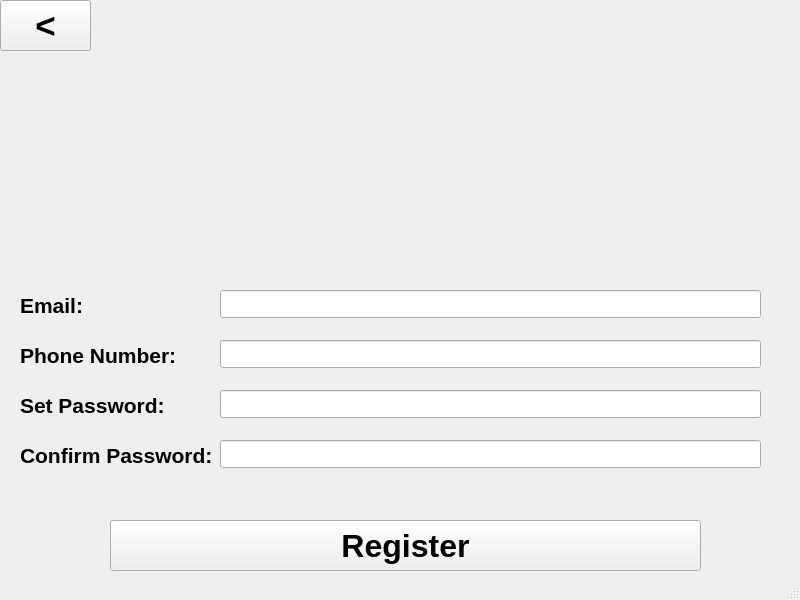
Before: the Qt Designer form registerPage.ui in anuragrao04/GrowPal, drawn with Qt 5.
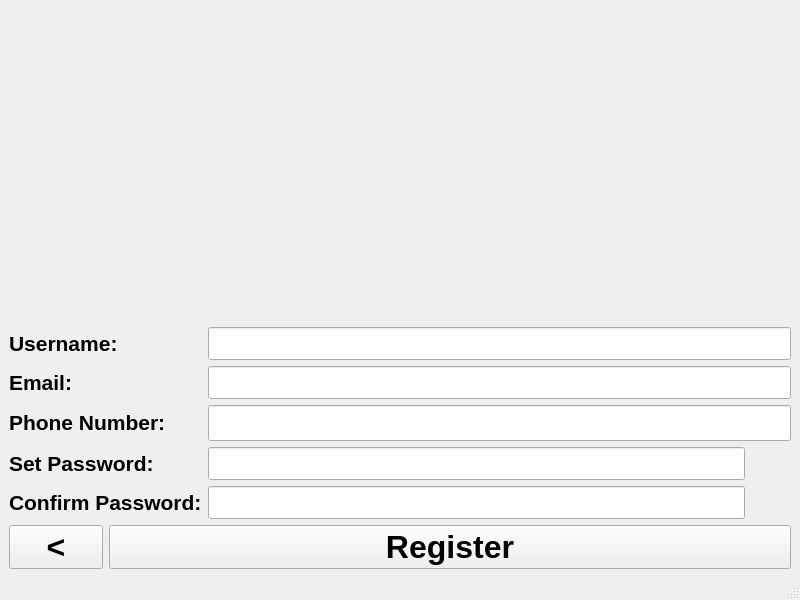
After: the same form once the commit is applied. Icons and pictures are not drawn.

Commit message: added new UI features and support for maximised windows

```diff
--- a/registerPage.ui
+++ b/registerPage.ui
@@ -14,15 +14,65 @@
    <string>Register</string>
   </property>
   <widget class="QWidget" name="centralwidget">
+   <layout class="QGridLayout" name="gridLayout">
+    <item row="5" column="0" colspan="2">
+     <widget class="QLabel" name="label_confirmpassword">
+      <property name="text">
+       <string>&lt;html&gt;&lt;head/&gt;&lt;body&gt;&lt;p&gt;&lt;span style=&quot; font-size:16pt; font-weight:600;&quot;&gt;Confirm Password:&lt;/span&gt;&lt;/p&gt;&lt;/body&gt;&lt;/html&gt;</string>
+      </property>
+     </widget>
+    </item>
+    <item row="4" column="2">
+     <widget class="QLineEdit" name="lineEdit_password">
+      <property name="styleSheet">
+       <string notr="true">font-size:16pt;</string>
+      </property>
+      <property name="echoMode">
+       <enum>QLineEdit::Password</enum>
+      </property>
+     </widget>
+    </item>
+    <item row="1" column="0" colspan="2">
+     <widget class="QLabel" name="label_username">
+      <property name="font">
+       <font>
+        <pointsize>16</pointsize>
+        <weight>75</weight>
+        <bold>true</bold>
+       </font>
+      </property>
+      <property name="text">
+       <string>Username:</string>
+      </property>
+     </widget>
+    </item>
+    <item row="6" column="0">
+     <widget class="QPushButton" name="pushButton_back">
+      <property name="font">
+       <font>
+        <pointsize>24</pointsize>
+        <weight>75</weight>
+        <italic>false</italic>
+        <bold>true</bold>
+       </font>
+      </property>
+      <property name="toolTip">
+       <string>&lt;html&gt;&lt;head/&gt;&lt;body&gt;&lt;p&gt;&lt;span style=&quot; font-size:20pt; font-weight:600;&quot;&gt;&amp;lt;&lt;/span&gt;&lt;/p&gt;&lt;/body&gt;&lt;/html&gt;</string>
+      </property>
+      <property name="whatsThis">
+       <string>&lt;html&gt;&lt;head/&gt;&lt;body&gt;&lt;p&gt;&lt;span style=&quot; font-size:20pt; font-weight:600;&quot;&gt;&amp;lt;&lt;/span&gt;&lt;/p&gt;&lt;/body&gt;&lt;/html&gt;</string>
+      </property>
+      <property name="styleSheet">
+       <string notr="true">font-size:20;
+</string>
+      </property>
+      <property name="text">
+       <string>&lt;</string>
+      </property>
+     </widget>
+    </item>
+    <item row="2" column="0" colspan="2">
    <widget class="QLabel" name="label_email">
-    <property name="geometry">
-     <rect>
-      <x>20</x>
-      <y>290</y>
-      <width>201</width>
-      <height>31</height>
-     </rect>
-    </property>
     <property name="font">
      <font>
       <pointsize>16</pointsize>
@@ -37,28 +87,79 @@
      <string>&lt;html&gt;&lt;head/&gt;&lt;body&gt;&lt;p&gt;&lt;span style=&quot; font-size:16pt; font-weight:600;&quot;&gt;Email:&lt;/span&gt;&lt;/p&gt;&lt;/body&gt;&lt;/html&gt;</string>
     </property>
    </widget>
+    </item>
+    <item row="4" column="0" colspan="2">
+     <widget class="QLabel" name="label_password">
+      <property name="text">
+       <string>&lt;html&gt;&lt;head/&gt;&lt;body&gt;&lt;p&gt;&lt;span style=&quot; font-size:16pt; font-weight:600;&quot;&gt;Set Password:&lt;/span&gt;&lt;/p&gt;&lt;/body&gt;&lt;/html&gt;</string>
+      </property>
+     </widget>
+    </item>
+    <item row="5" column="2">
+     <widget class="QLineEdit" name="lineEdit_repeatpassword">
+      <property name="styleSheet">
+       <string notr="true">font-size:16pt;</string>
+      </property>
+      <property name="echoMode">
+       <enum>QLineEdit::Password</enum>
+      </property>
+     </widget>
+    </item>
+    <item row="3" column="0" colspan="2">
+     <widget class="QLabel" name="label_phnumber">
+      <property name="text">
+       <string>&lt;html&gt;&lt;head/&gt;&lt;body&gt;&lt;p&gt;&lt;span style=&quot; font-size:16pt; font-weight:600;&quot;&gt;Phone Number:&lt;/span&gt;&lt;/p&gt;&lt;/body&gt;&lt;/html&gt;</string>
+      </property>
+     </widget>
+    </item>
+    <item row="4" column="3">
+     <widget class="QPushButton" name="sp_view">
+      <property name="text">
+       <string/>
+      </property>
+      <property name="icon">
+       <iconset>
+        <normaloff>View.png</normaloff>View.png</iconset>
+      </property>
+      <property name="iconSize">
+       <size>
+        <width>24</width>
+        <height>24</height>
+       </size>
+      </property>
+      <property name="checkable">
+       <bool>true</bool>
+      </property>
+      <property name="flat">
+       <bool>true</bool>
+      </property>
+     </widget>
+    </item>
+    <item row="3" column="2" colspan="2">
+     <widget class="QLineEdit" name="lineEdit_phnumber">
+      <property name="styleSheet">
+       <string notr="true">font-size:18pt;</string>
+      </property>
+     </widget>
+    </item>
+    <item row="2" column="2" colspan="2">
    <widget class="QLineEdit" name="lineEdit_email">
-    <property name="geometry">
-     <rect>
-      <x>220</x>
-      <y>290</y>
-      <width>541</width>
-      <height>28</height>
-     </rect>
-    </property>
     <property name="styleSheet">
      <string notr="true">font-size: 16pt</string>
     </property>
    </widget>
-   <widget class="QLabel" name="label_2">
-    <property name="geometry">
-     <rect>
-      <x>290</x>
-      <y>10</y>
-      <width>221</width>
-      <height>261</height>
-     </rect>
-    </property>
+    </item>
+    <item row="1" column="2" colspan="2">
+     <widget class="QLineEdit" name="lineEdit_username">
+      <property name="font">
+       <font>
+        <pointsize>16</pointsize>
+       </font>
+      </property>
+     </widget>
+    </item>
+    <item row="0" column="0" colspan="4">
+     <widget class="QLabel" name="logo">
     <property name="text">
      <string/>
     </property>
@@ -68,100 +169,36 @@
     <property name="scaledContents">
      <bool>false</bool>
     </property>
-   </widget>
-   <widget class="QLineEdit" name="lineEdit_phnumber">
-    <property name="geometry">
-     <rect>
-      <x>220</x>
-      <y>340</y>
-      <width>541</width>
-      <height>28</height>
-     </rect>
-    </property>
-    <property name="styleSheet">
-     <string notr="true">font-size:18pt;</string>
-    </property>
-   </widget>
-   <widget class="QLabel" name="label_phnumber">
-    <property name="geometry">
-     <rect>
-      <x>20</x>
-      <y>340</y>
-      <width>201</width>
-      <height>31</height>
-     </rect>
-    </property>
+      <property name="alignment">
+       <set>Qt::AlignCenter</set>
+      </property>
+     </widget>
+    </item>
+    <item row="5" column="3">
+     <widget class="QPushButton" name="cp_view">
     <property name="text">
-     <string>&lt;html&gt;&lt;head/&gt;&lt;body&gt;&lt;p&gt;&lt;span style=&quot; font-size:16pt; font-weight:600;&quot;&gt;Phone Number:&lt;/span&gt;&lt;/p&gt;&lt;/body&gt;&lt;/html&gt;</string>
-    </property>
-   </widget>
-   <widget class="QLineEdit" name="lineEdit_password">
-    <property name="geometry">
-     <rect>
-      <x>220</x>
-      <y>390</y>
-      <width>541</width>
-      <height>28</height>
-     </rect>
-    </property>
-    <property name="styleSheet">
-     <string notr="true">font-size:16pt;</string>
-    </property>
-    <property name="echoMode">
-     <enum>QLineEdit::Password</enum>
-    </property>
-   </widget>
-   <widget class="QLabel" name="label_password">
-    <property name="geometry">
-     <rect>
-      <x>20</x>
-      <y>390</y>
-      <width>201</width>
-      <height>31</height>
-     </rect>
-    </property>
-    <property name="text">
-     <string>&lt;html&gt;&lt;head/&gt;&lt;body&gt;&lt;p&gt;&lt;span style=&quot; font-size:16pt; font-weight:600;&quot;&gt;Set Password:&lt;/span&gt;&lt;/p&gt;&lt;/body&gt;&lt;/html&gt;</string>
-    </property>
-   </widget>
-   <widget class="QLineEdit" name="lineEdit_repeatpassword">
-    <property name="geometry">
-     <rect>
-      <x>220</x>
-      <y>440</y>
-      <width>541</width>
-      <height>28</height>
-     </rect>
-    </property>
-    <property name="styleSheet">
-     <string notr="true">font-size:16pt;</string>
-    </property>
-    <property name="echoMode">
-     <enum>QLineEdit::Password</enum>
-    </property>
-   </widget>
-   <widget class="QLabel" name="label_confirmpassword">
-    <property name="geometry">
-     <rect>
-      <x>20</x>
-      <y>440</y>
-      <width>201</width>
-      <height>31</height>
-     </rect>
-    </property>
-    <property name="text">
-     <string>&lt;html&gt;&lt;head/&gt;&lt;body&gt;&lt;p&gt;&lt;span style=&quot; font-size:16pt; font-weight:600;&quot;&gt;Confirm Password:&lt;/span&gt;&lt;/p&gt;&lt;/body&gt;&lt;/html&gt;</string>
-    </property>
-   </widget>
+       <string/>
+      </property>
+      <property name="icon">
+       <iconset>
+        <normaloff>View.png</normaloff>View.png</iconset>
+      </property>
+      <property name="iconSize">
+       <size>
+        <width>24</width>
+        <height>24</height>
+       </size>
+      </property>
+      <property name="checkable">
+       <bool>true</bool>
+      </property>
+      <property name="flat">
+       <bool>true</bool>
+      </property>
+     </widget>
+    </item>
+    <item row="6" column="1" colspan="3">
    <widget class="QPushButton" name="pushbutton_register">
-    <property name="geometry">
-     <rect>
-      <x>110</x>
-      <y>520</y>
-      <width>591</width>
-      <height>51</height>
-     </rect>
-    </property>
     <property name="mouseTracking">
      <bool>false</bool>
     </property>
@@ -173,37 +210,8 @@
      <string>Register</string>
     </property>
    </widget>
-   <widget class="QPushButton" name="pushButton_back">
-    <property name="geometry">
-     <rect>
-      <x>0</x>
-      <y>0</y>
-      <width>91</width>
-      <height>51</height>
-     </rect>
-    </property>
-    <property name="font">
-     <font>
-      <pointsize>26</pointsize>
-      <weight>75</weight>
-      <italic>false</italic>
-      <bold>true</bold>
-     </font>
-    </property>
-    <property name="toolTip">
-     <string>&lt;html&gt;&lt;head/&gt;&lt;body&gt;&lt;p&gt;&lt;span style=&quot; font-size:20pt; font-weight:600;&quot;&gt;&amp;lt;&lt;/span&gt;&lt;/p&gt;&lt;/body&gt;&lt;/html&gt;</string>
-    </property>
-    <property name="whatsThis">
-     <string>&lt;html&gt;&lt;head/&gt;&lt;body&gt;&lt;p&gt;&lt;span style=&quot; font-size:20pt; font-weight:600;&quot;&gt;&amp;lt;&lt;/span&gt;&lt;/p&gt;&lt;/body&gt;&lt;/html&gt;</string>
-    </property>
-    <property name="styleSheet">
-     <string notr="true">font-size:20;
-</string>
-    </property>
-    <property name="text">
-     <string>&lt;</string>
-    </property>
-   </widget>
+    </item>
+   </layout>
   </widget>
   <widget class="QMenuBar" name="menubar">
    <property name="geometry">
```
Left out of the diff: 2 changed lines with no effect on the pictures. Lines whose indentation alone changed are shown as unchanged. The commit also changes 6 other files.
